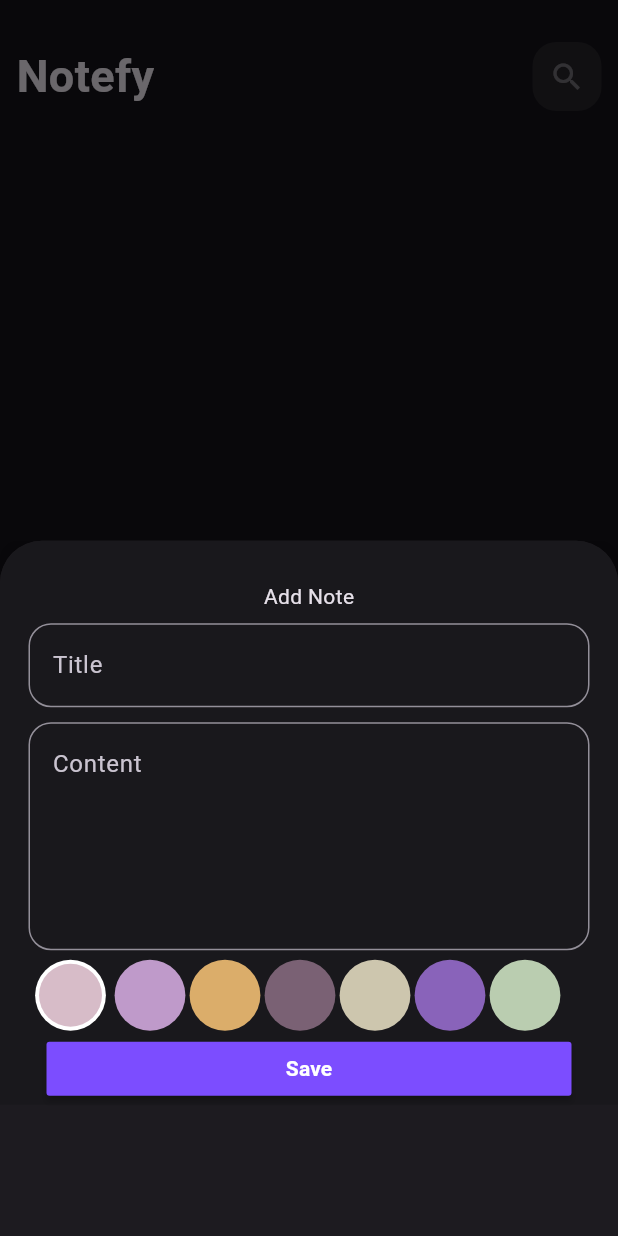
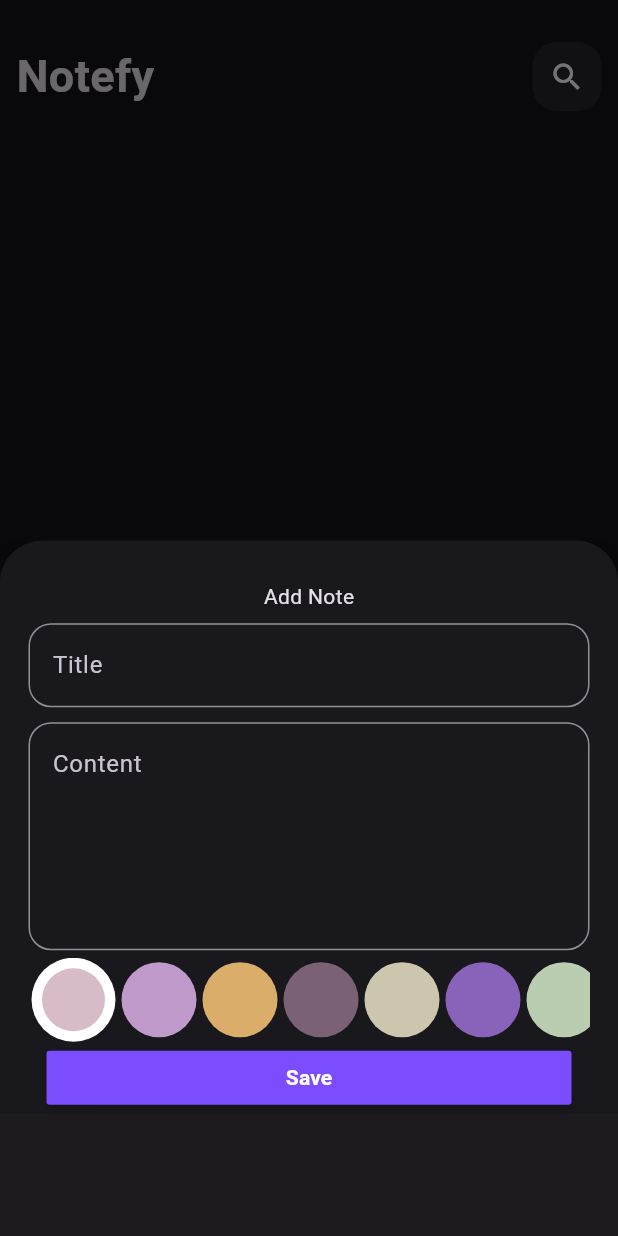
Before and after one commit to mariooom/Notefy, a Flutter app: the screen it shows after launch, after a tap on the "add" icon, on a phone screen of 412 x 824 dp. Run offline on Flutter 3.47's test engine with Material 3 defaults, Android fonts, the phone set to English and light mode, and no system bars; our stand-ins replace flutter_bloc, hive, hive_flutter; accounts and stored records are empty; Roboto replaces fonts that are missing (Merienda).

Commit message:
add color list to edit note view

```diff
--- a/lib/constants.dart
+++ b/lib/constants.dart
@@ -2,3 +2,13 @@ import 'package:flutter/material.dart';
 
 const kPrimaryColor = Colors.deepPurpleAccent;
 const kNotesBox = 'notes_box';
+
+final List<Color> kColors = [
+  Color(0xffd7bcc8),
+  Color(0xffbf9aca),
+  Color(0xffdbad6a),
+  Color(0xff7a6174),
+  Color(0xffcdc6ae),
+  Color(0xff8963ba),
+  Color(0xffbacdb0)
+];
--- a/lib/presentation/widgets/add_notes_form.dart
+++ b/lib/presentation/widgets/add_notes_form.dart
@@ -82,7 +82,7 @@ class _AddNotesFormState extends State<AddNotesForm> {
                           title: title!,
                           subTitle: subTitle!,
                           date: formatedDate,
-                          color: Colors.blue.value,
+                          color: Color(0xff8963ba).value,
                         );
                         BlocProvider.of<AddNotesCubit>(context)
                             .addnotes(noteModel);
--- a/lib/presentation/widgets/colors_list_view.dart
+++ b/lib/presentation/widgets/colors_list_view.dart
@@ -1,5 +1,6 @@
 import 'package:flutter/material.dart';
 import 'package:flutter_bloc/flutter_bloc.dart';
+import 'package:notesapp/constants.dart';
 import 'package:notesapp/core/cubit/add_note_cubit/add_notes_cubit.dart';
 
 class ColorItem extends StatelessWidget {
@@ -33,42 +34,33 @@ class ColorsList extends StatefulWidget {
   State<ColorsList> createState() => _ColorsListState();
 }
 
-final List<Color> color = [
-  Color(0xffd7bcc8),
-  Color(0xffbf9aca),
-  Color(0xffdbad6a),
-  Color(0xff7a6174),
-  Color(0xffcdc6ae),
-  Color(0xff8963ba),
-  Color(0xffbacdb0)
-];
-
 class _ColorsListState extends State<ColorsList> {
   int colorIndex = 0;
+
   @override
   Widget build(BuildContext context) {
     return SizedBox(
-      height: 50,
-      child: Padding(
-        padding: const EdgeInsets.symmetric(vertical: 1.4),
+      height: 28 * 2,
       child: ListView.builder(
         scrollDirection: Axis.horizontal,
-          itemCount: color.length,
+        itemCount: kColors.length,
         itemBuilder: (BuildContext context, int index) {
           return GestureDetector(
             onTap: () {
-                BlocProvider.of<AddNotesCubit>(context).color = color[index];
+              BlocProvider.of<AddNotesCubit>(context).color = kColors[index];
               colorIndex = index;
               setState(() {});
             },
+            child: Padding(
+              padding: const EdgeInsets.symmetric(horizontal: (2.0)),
               child: ColorItem(
                 isAktiv: colorIndex == index,
-                color: color[index],
+                color: kColors[index],
+              ),
             ),
           );
         },
       ),
-      ),
     );
   }
 }
--- a/lib/presentation/widgets/custom_icon.dart
+++ b/lib/presentation/widgets/custom_icon.dart
@@ -18,7 +18,7 @@ class CustomIcon extends StatelessWidget {
       child: Center(
         child: IconButton(
           onPressed: onPressed,
-          icon: Icon(iconData),
+          icon: Icon(iconData, color: Colors.white),
         ),
       ),
     );
```
Also changed, not shown: lib/presentation/views/edit_view_body.dart (+80 -15 lines), pubspec.yaml (+5 -3 lines), pubspec.lock, 1 other file. Lines whose indentation alone changed are shown as unchanged.
